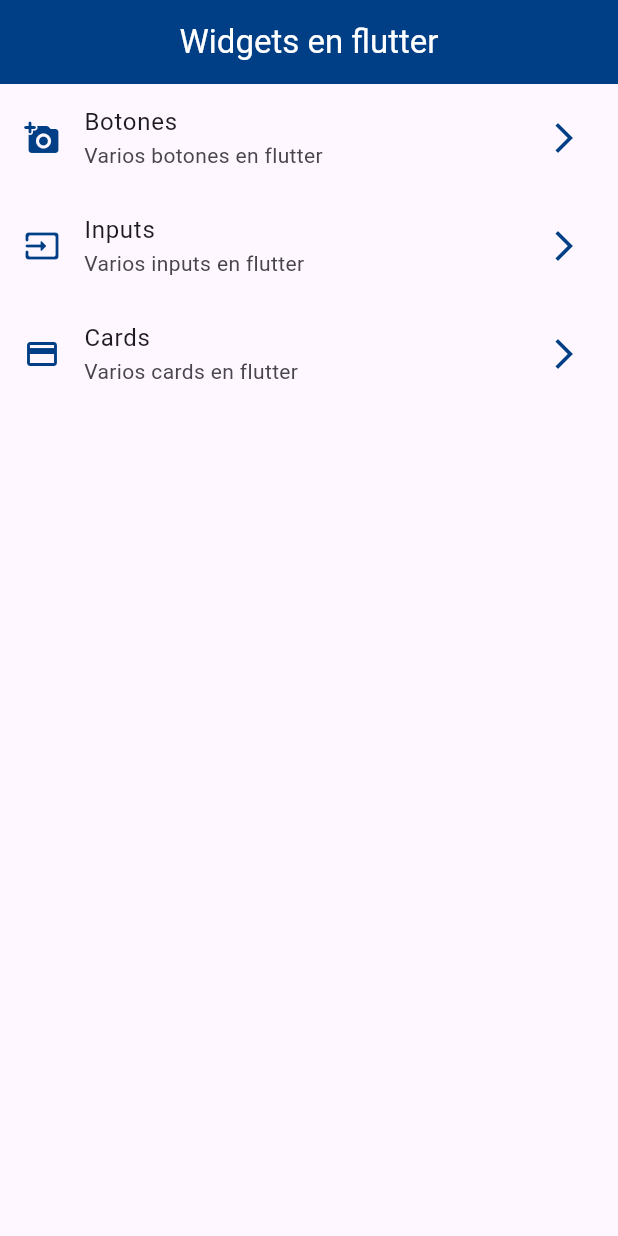
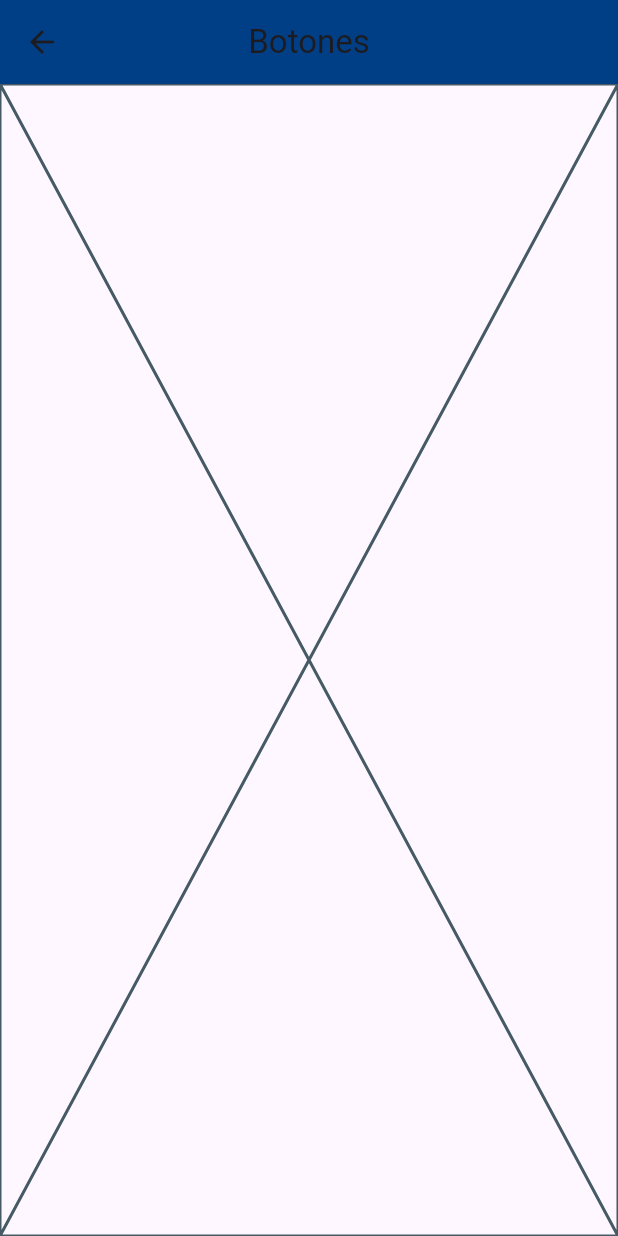
Before and after one commit to fswebcoder/gitgets_app, a Flutter app: the screen it shows after launch, after a tap on "Botones", on a phone screen of 412 x 824 dp. Run offline on Flutter 3.47's test engine with Material 3 defaults, Android fonts, the phone set to English and light mode, and no system bars.

```diff
--- /dev/null
+++ b/lib/presentation/screens/buttons/buttons_screen.dart
@@ -0,0 +1,16 @@
+import 'package:flutter/material.dart';
+
+class ButtonsScreen extends StatelessWidget {
+  const ButtonsScreen({super.key});
+
+  @override
+  Widget build(BuildContext context) {
+    return Scaffold(
+      appBar: AppBar(
+        centerTitle: true,
+        title: const Text('Botones'),
+      ),
+      body: const Placeholder(),
+    );
+  }
+}
--- a/lib/presentation/screens/home/home_screen.dart
+++ b/lib/presentation/screens/home/home_screen.dart
@@ -1,6 +1,7 @@
 import 'package:flutter/material.dart';
 import 'package:widgets_app/config/app_colors.dart';
 import 'package:widgets_app/config/menu/menu_item.dart';
+import 'package:widgets_app/presentation/screens/buttons/buttons_screen.dart';
 
 class HomeScreen extends StatelessWidget {
   const HomeScreen({super.key});
@@ -51,7 +52,7 @@ class _CustomLisTile extends StatelessWidget {
      leading: Icon(menuItem.icon, color:AppColors.primaryColor),
      trailing: const Icon(Icons.arrow_forward_ios, color:AppColors.primaryColor),
      onTap: () {
-      // Navigator.pushNamed(context, menuItem.link);
+        Navigator.of(context).push(MaterialPageRoute(builder: (context) => const ButtonsScreen() ,));
      },
     );
   }
```
Also changed, not shown: lib/presentation/screens/cards/cards_screen.dart (added, +15 -0 lines).
